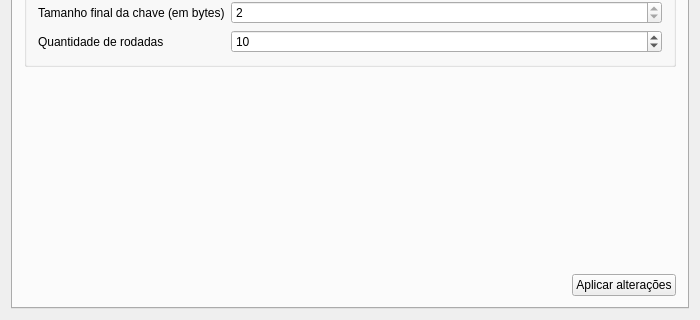
Above: mainwindow.ui from jacksomsoares/block-cipher before the change; both pictures show x 0 to 700 and y 180 to 500 of the 700 by 500 pixel window. Below: the same form after it.
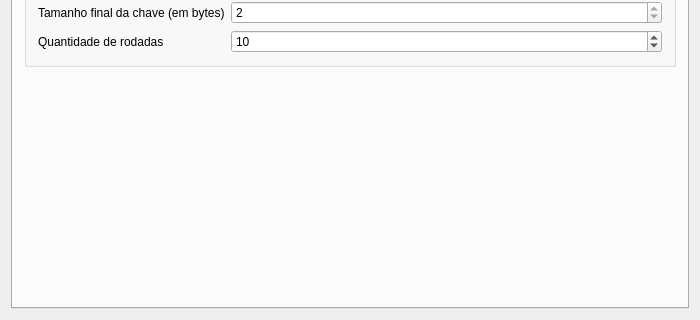
That is the form after the change. The open tabs and pages were chosen to show the change. Custom widgets are drawn as their Qt base class.

Commit message: erro referente ao redimensionamento da chave foi resolvido. agora a chave é redimensionada apenas uma vez durante o encrypt e decrypt. agora ao mudar tamanho do bloco e quantidade de rounds a alteração é aplicada automaticamente. botão de aplicar config foi removido. o texto padrão agora é um lorem ipsum.

Patch:
```diff
--- a/mainwindow.ui
+++ b/mainwindow.ui
@@ -301,30 +301,6 @@
           </property>
          </spacer>
         </item>
-        <item>
-         <layout class="QHBoxLayout" name="horizontalLayout">
-          <item>
-           <spacer name="horizontalSpacer">
-            <property name="orientation">
-             <enum>Qt::Horizontal</enum>
-            </property>
-            <property name="sizeHint" stdset="0">
-             <size>
-              <width>40</width>
-              <height>20</height>
-             </size>
-            </property>
-           </spacer>
-          </item>
-          <item>
-           <widget class="QPushButton" name="aplicar_config_button">
-            <property name="text">
-             <string>Aplicar alterações</string>
-            </property>
-           </widget>
-          </item>
-         </layout>
-        </item>
        </layout>
       </widget>
       <widget class="QWidget" name="tab_4">
```
Left out of the diff: 2 changed lines with no effect on the pictures. The commit also changes 4 other files.
